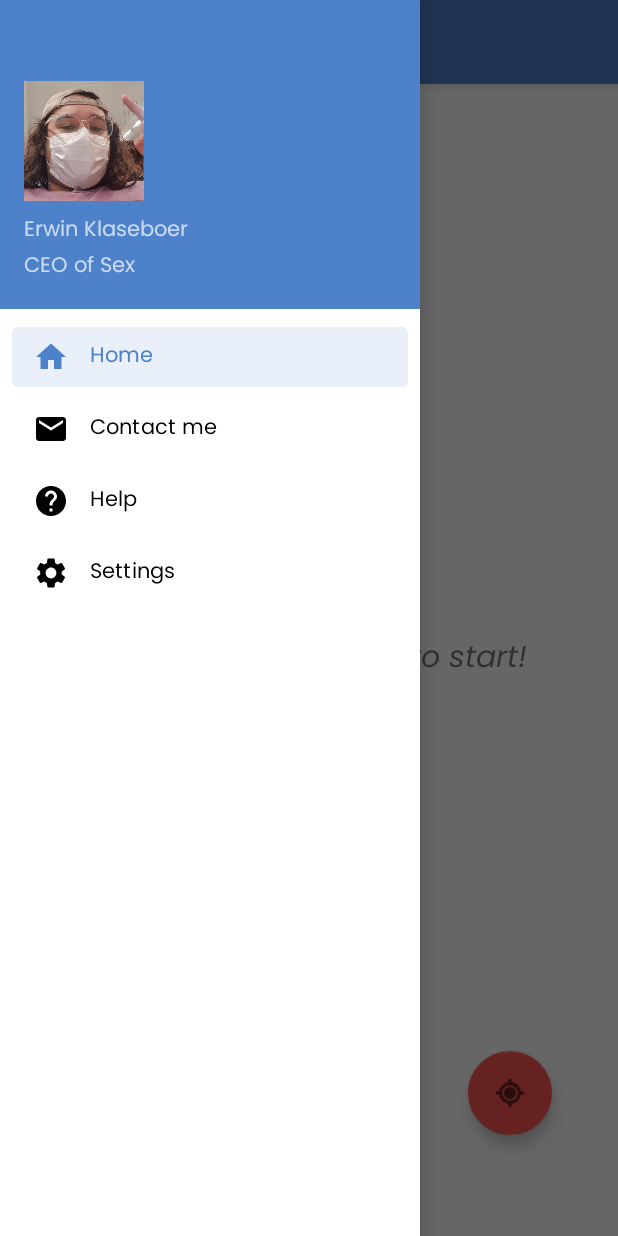
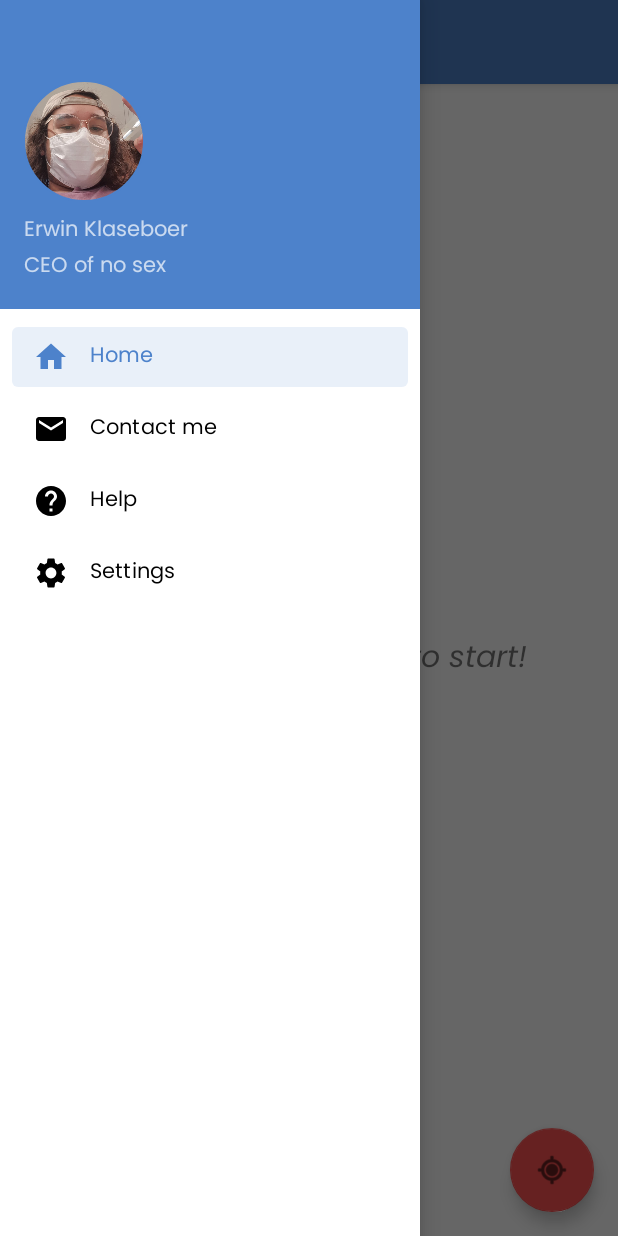
Before and after one commit to Phernoix/shelterleh, an Android app: the screen it shows after launch (Main), with the side drawer open, on a phone screen of 412 x 824 dp. Run offline under Robolectric (Android 15) with nearby library versions, the phone set to English and light mode, and no system bars.

Commit message:
fragments .6

```diff
--- a/app/src/main/java/com/sp/shelterleh/HomeFragment.java
+++ b/app/src/main/java/com/sp/shelterleh/HomeFragment.java
@@ -1,17 +1,35 @@
 package com.sp.shelterleh;
 
+import android.content.Intent;
 import android.os.Bundle;
 import android.view.LayoutInflater;
 import android.view.View;
 import android.view.ViewGroup;
+import android.widget.Button;
+import android.widget.Toast;
 
 import androidx.annotation.NonNull;
 import androidx.annotation.Nullable;
 import androidx.fragment.app.Fragment;
 
-public class HomeFragment extends Fragment {
+import com.google.android.material.floatingactionbutton.FloatingActionButton;
+
+public class HomeFragment extends Fragment implements View.OnClickListener {
+    FloatingActionButton myFab;
+
     @Nullable
     @Override
     public View onCreateView(@NonNull LayoutInflater inflater, @Nullable ViewGroup container, @Nullable Bundle savedInstanceState) {
-        return inflater.inflate(R.layout.fragment_home,container,false);   }
+        View v = inflater.inflate(R.layout.fragment_home,container,false);
+
+        myFab = (FloatingActionButton) v.findViewById(R.id.gpsButton);
+        myFab.setOnClickListener(this);
+    return v;
+    }
+
+
+    @Override
+    public void onClick(View v) {
+        Toast.makeText(getContext(), "testing", Toast.LENGTH_SHORT).show();
+    }
 }
--- a/app/src/main/java/com/sp/shelterleh/Main.java
+++ b/app/src/main/java/com/sp/shelterleh/Main.java
@@ -39,6 +39,7 @@ public class Main extends AppCompatActivity implements NavigationView.OnNavigati
                 new HomeFragment()).commit();
         navigationView.setCheckedItem(R.id.nav_home);}
 
+
     }
 
     @Override
@@ -73,4 +74,5 @@ public class Main extends AppCompatActivity implements NavigationView.OnNavigati
             super.onBackPressed();
         }
     }
+
 }
--- a/app/src/main/res/layout/activity_main.xml
+++ b/app/src/main/res/layout/activity_main.xml
@@ -20,7 +20,8 @@
             android:theme="@style/ThemeOverlay.AppCompat.Dark.ActionBar"
             android:popupTheme="@style/ThemeOverlay.AppCompat.Light"
             android:elevation="4dp"/>
-    <FrameLayout
+
+        <FrameLayout
         android:id="@+id/fragment_container"
         android:layout_width="match_parent"
         android:layout_height="match_parent"
--- a/app/src/main/res/layout/fragment_home.xml
+++ b/app/src/main/res/layout/fragment_home.xml
@@ -15,16 +15,18 @@
         android:layout_centerInParent="true"/>
 
     <com.google.android.material.floatingactionbutton.FloatingActionButton
-        android:id="@+id/floatingActionButton"
+        android:id="@+id/gpsButton"
         android:layout_width="wrap_content"
         android:layout_height="wrap_content"
         android:layout_alignParentEnd="true"
         android:layout_alignParentBottom="true"
-        android:layout_marginEnd="44dp"
-        android:layout_marginBottom="67dp"
+        android:layout_margin="16dp"
         android:clickable="true"
         android:elevation="4dp"
-        app:srcCompat="@android:drawable/ic_menu_mylocation" />
+        android:onClick="gpsClick"
+        app:srcCompat="@android:drawable/ic_menu_mylocation"
+        app:fabSize="normal"
+        />
 
 
 </RelativeLayout>
--- a/app/src/main/res/layout/nav_header.xml
+++ b/app/src/main/res/layout/nav_header.xml
@@ -2,16 +2,21 @@
 <LinearLayout xmlns:android="http://schemas.android.com/apk/res/android"
     android:layout_width="match_parent"
     android:layout_height="206dp"
+    xmlns:app="http://schemas.android.com/apk/res-auto"
     android:background="@color/bluePrimary"
     android:gravity="bottom"
     android:orientation="vertical"
     android:padding="16dp"
     android:theme="@style/ThemeOverlay.AppCompat.Dark">
 
-    <ImageView
-        android:layout_width="80dp"
+    <com.google.android.material.imageview.ShapeableImageView
+
+    android:layout_width="80dp"
         android:layout_height="80dp"
-        android:src="@drawable/profile_pic" />
+        android:src="@drawable/profile_pic"
+        app:shapeAppearanceOverlay="@style/roundedImageViewRounded"
+        app:strokeColor="@color/bluePrimary"
+        app:strokeWidth="1dp"/>
 
     <TextView
         android:layout_width="wrap_content"
@@ -23,7 +28,7 @@
     <TextView
         android:layout_width="wrap_content"
         android:layout_height="wrap_content"
-        android:text="CEO of Sex"
+        android:text="CEO of no sex"
         android:fontFamily="@font/poppins_regular"/>
 
 
--- a/app/src/main/res/values-night/themes.xml
+++ b/app/src/main/res/values-night/themes.xml
@@ -21,4 +21,8 @@
         <item name = "android:statusBarColor">@android:color/transparent</item>
 
     </style>
+    <style name="roundedImageViewRounded">
+        <item name="cornerFamily">rounded</item>
+        <item name="cornerSize">50%</item>
+    </style>
 </resources>
--- a/app/src/main/res/values/themes.xml
+++ b/app/src/main/res/values/themes.xml
@@ -21,4 +21,17 @@
 
 
     </style>
+    <style name="roundedImageViewRounded">
+        <item name="cornerFamily">rounded</item>
+        <item name="cornerSize">50%</item>
+    </style>
+    <style name="button">
+        <item name="cornerSizeTopLeft">70%</item>           //can specify corner position
+        <!--<item name="cornerFamilyTopLeft">cut</item>-->
+        <item name="cornerSizeBottomRight">70%</item>
+        <item name="cornerSizeBottomLeft">70%</item>
+        <item name="cornerSizeTopRight">70%</item>           //can specify corner position
+
+        <!--<item name="cornerFamilyBottomRight">cut</item>-->
+    </style>
 </resources>
```
Also changed, not shown: app/src/main/res/drawable/ic_button.xml (added, +9 -0 lines), app/src/main/res/drawable/ic_button2.xml (added, +9 -0 lines), app/src/main/res/drawable/ic_popupbutton.xml (added, +9 -0 lines), app/src/main/res/layout/popupbutton.xml (added, +60 -0 lines).
